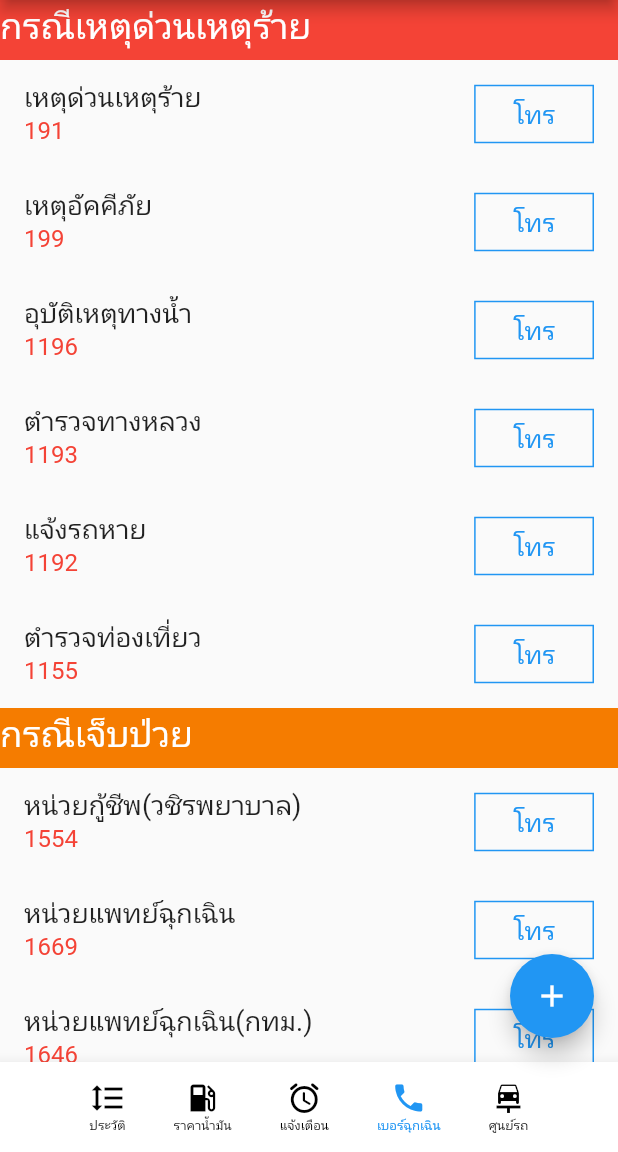
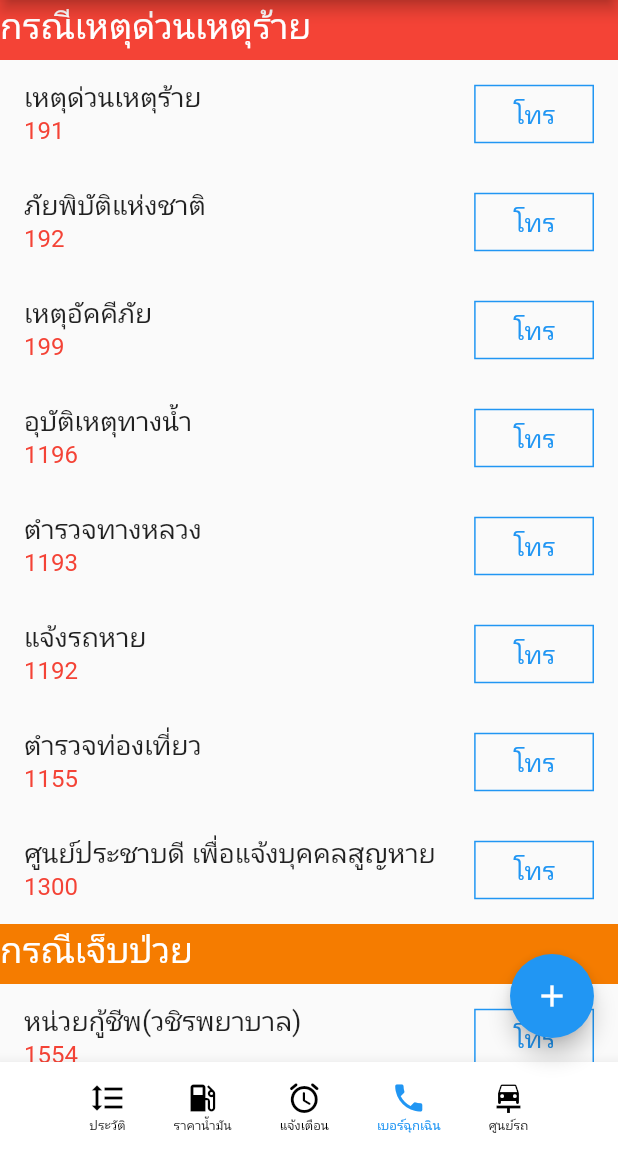
Before and after one commit to chatbodin/Lover_car_application, a Flutter app: the screen it shows after launch, in the side drawer, after a tap on "เบอร์ฉุกเฉิน", on a phone screen of 412 x 824 dp, the part 84-1236 px from its top. Run offline on Flutter 3.47's test engine with Material 2 defaults, Android fonts, the light colour scheme and no system bars; our stand-ins replace firebase_auth, firebase_core, flutter_signin_button, google_sign_in; missing offline and left inert: flutter_phone_direct_caller; accounts and stored records are empty.

Commit message:
Start Git

```diff
--- a/lover_car/lib/oil_page/Allprice.dart
+++ b/lover_car/lib/oil_page/Allprice.dart
@@ -262,7 +262,7 @@ class Allprice extends StatelessWidget {
               decoration: BoxDecoration(color: Colors.green.shade700),
               height: 40,
               child: Center(
-                child: Text('ราคาน้ำมันเสาร์ 7 สิงหาคม 2564',
+                child: Text('ราคาน้ำมันเสาร์ 9 สิงหาคม 2564',
                     style: TextStyle(
                       fontSize: 18,
                       color: Colors.white,
--- a/lover_car/lib/oil_page/bcp_oil.dart
+++ b/lover_car/lib/oil_page/bcp_oil.dart
@@ -268,7 +268,7 @@ class Bcpoil extends StatelessWidget {
               decoration: BoxDecoration(color: Colors.green.shade700),
               height: 40,
               child: Center(
-                child: Text('ราคาน้ำมันเสาร์ 7 สิงหาคม 2564',
+                child: Text('ราคาน้ำมันเสาร์ 9 สิงหาคม 2564',
                     style: TextStyle(
                       fontSize: 18,
                       color: Colors.white,
--- a/lover_car/lib/oil_page/esso.dart
+++ b/lover_car/lib/oil_page/esso.dart
@@ -268,7 +268,7 @@ class Essooil extends StatelessWidget {
               decoration: BoxDecoration(color: Colors.green.shade700),
               height: 40,
               child: Center(
-                child: Text('ราคาน้ำมันเสาร์ 7 สิงหาคม 2564',
+                child: Text('ราคาน้ำมันเสาร์ 9 สิงหาคม 2564',
                     style: TextStyle(
                       fontSize: 18,
                       color: Colors.white,
--- a/lover_car/lib/oil_page/ptt_oil.dart
+++ b/lover_car/lib/oil_page/ptt_oil.dart
@@ -268,7 +268,7 @@ class Pttoil extends StatelessWidget {
               decoration: BoxDecoration(color: Colors.green.shade700),
               height: 40,
               child: Center(
-                child: Text('ราคาน้ำมันเสาร์ 7 สิงหาคม 2564',
+                child: Text('ราคาน้ำมันเสาร์ 9 สิงหาคม 2564',
                     style: TextStyle(
                       fontSize: 18,
                       color: Colors.white,
--- a/lover_car/lib/oil_page/shell.dart
+++ b/lover_car/lib/oil_page/shell.dart
@@ -268,7 +268,7 @@ class Shelloil extends StatelessWidget {
               decoration: BoxDecoration(color: Colors.green.shade700),
               height: 40,
               child: Center(
-                child: Text('ราคาน้ำมันเสาร์ 7 สิงหาคม 2564',
+                child: Text('ราคาน้ำมันเสาร์ 9 สิงหาคม 2564',
                     style: TextStyle(
                       fontSize: 18,
                       color: Colors.white,
--- a/lover_car/lib/page/tel.dart
+++ b/lover_car/lib/page/tel.dart
@@ -28,11 +28,13 @@ class _TelState extends State<Tel> {
                 )),
           ),
           buildButton(),
+          buildButton0(),
           buildButton1(),
           buildButton2(),
           buildButton3(),
           buildButton4(),
           buildButton5(),
+          buildButton05(),
           Container(
             decoration: BoxDecoration(color: Colors.orange.shade700),
             height: 40,
@@ -56,6 +58,7 @@ class _TelState extends State<Tel> {
           ),
           buildButton9(),
           buildButton10(),
+          buildButton11(),
           Container(
             height: 80,
           ),
@@ -72,6 +75,26 @@ Widget buildButton() {
   final number = '191';
   return ListTile(
       title: Text('เหตุด่วนเหตุร้าย', style: TextStyle(fontSize: 18)),
+      subtitle: Text(number, style: TextStyle(fontSize: 16, color: Colors.red)),
+      trailing: TextButton(
+        style: TextButton.styleFrom(
+          padding: EdgeInsets.symmetric(horizontal: 26, vertical: 8),
+          shape: RoundedRectangleBorder(
+            side: BorderSide(color: Colors.blue),
+          ),
+        ),
+        child: Text('โทร', style: TextStyle(fontSize: 17)),
+        onPressed: () async {
+          launch('tel://$number');
+          await FlutterPhoneDirectCaller.callNumber(number);
+        },
+      ));
+}
+
+Widget buildButton0() {
+  final number = '192';
+  return ListTile(
+      title: Text('ภัยพิบัติแห่งชาติ', style: TextStyle(fontSize: 18)),
       subtitle: Text(number, style: TextStyle(fontSize: 16, color: Colors.red)),
       trailing: TextButton(
         style: TextButton.styleFrom(
@@ -188,6 +211,27 @@ Widget buildButton5() {
       ));
 }
 
+Widget buildButton05() {
+  final number = '1300';
+  return ListTile(
+      title: Text('ศูนย์ประชาบดี เพื่อแจ้งบุคคลสูญหาย',
+          style: TextStyle(fontSize: 18)),
+      subtitle: Text(number, style: TextStyle(fontSize: 16, color: Colors.red)),
+      trailing: TextButton(
+        style: TextButton.styleFrom(
+          padding: EdgeInsets.symmetric(horizontal: 26, vertical: 8),
+          shape: RoundedRectangleBorder(
+            side: BorderSide(color: Colors.blue),
+          ),
+        ),
+        child: Text('โทร', style: TextStyle(fontSize: 17)),
+        onPressed: () async {
+          launch('tel://$number');
+          await FlutterPhoneDirectCaller.callNumber(number);
+        },
+      ));
+}
+
 Widget buildButton6() {
   final number = '1554';
   return ListTile(
@@ -288,3 +332,23 @@ Widget buildButton10() {
         },
       ));
 }
+
+Widget buildButton11() {
+  final number = '1586';
+  return ListTile(
+      title: Text('สายด่วนกรมทางหลาง', style: TextStyle(fontSize: 18)),
+      subtitle: Text(number, style: TextStyle(fontSize: 16, color: Colors.red)),
+      trailing: TextButton(
+        style: TextButton.styleFrom(
+          padding: EdgeInsets.symmetric(horizontal: 26, vertical: 8),
+          shape: RoundedRectangleBorder(
+            side: BorderSide(color: Colors.blue),
+          ),
+        ),
+        child: Text('โทร', style: TextStyle(fontSize: 17)),
+        onPressed: () async {
+          launch('tel://$number');
+          await FlutterPhoneDirectCaller.callNumber(number);
+        },
+      ));
+}
```
